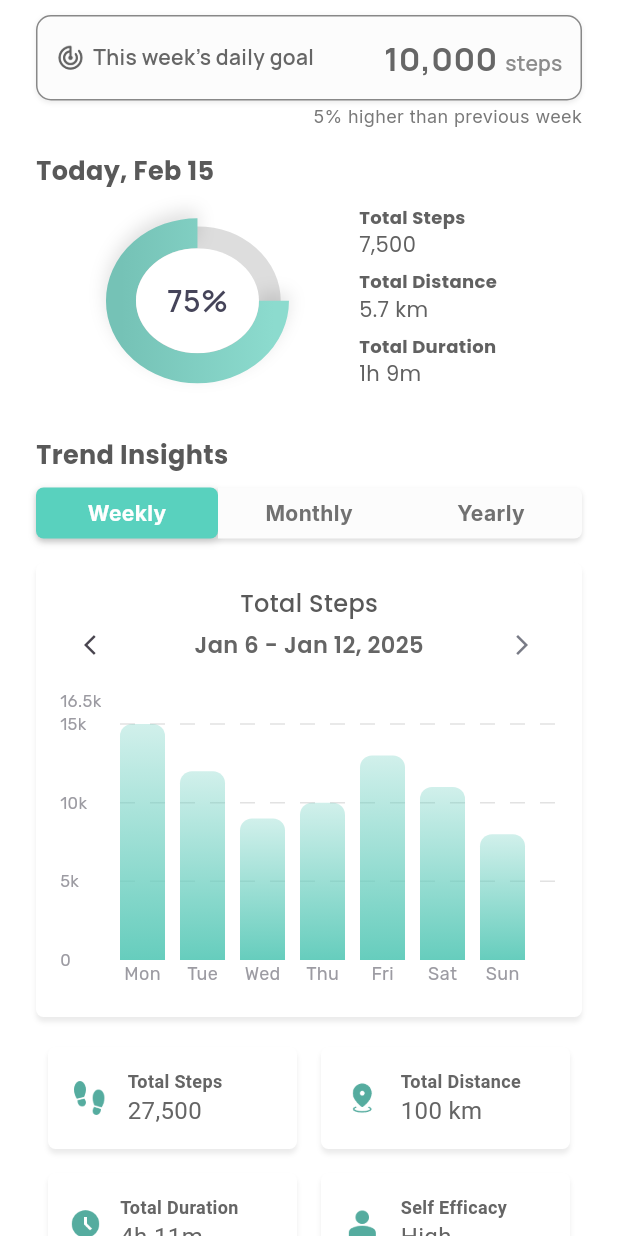
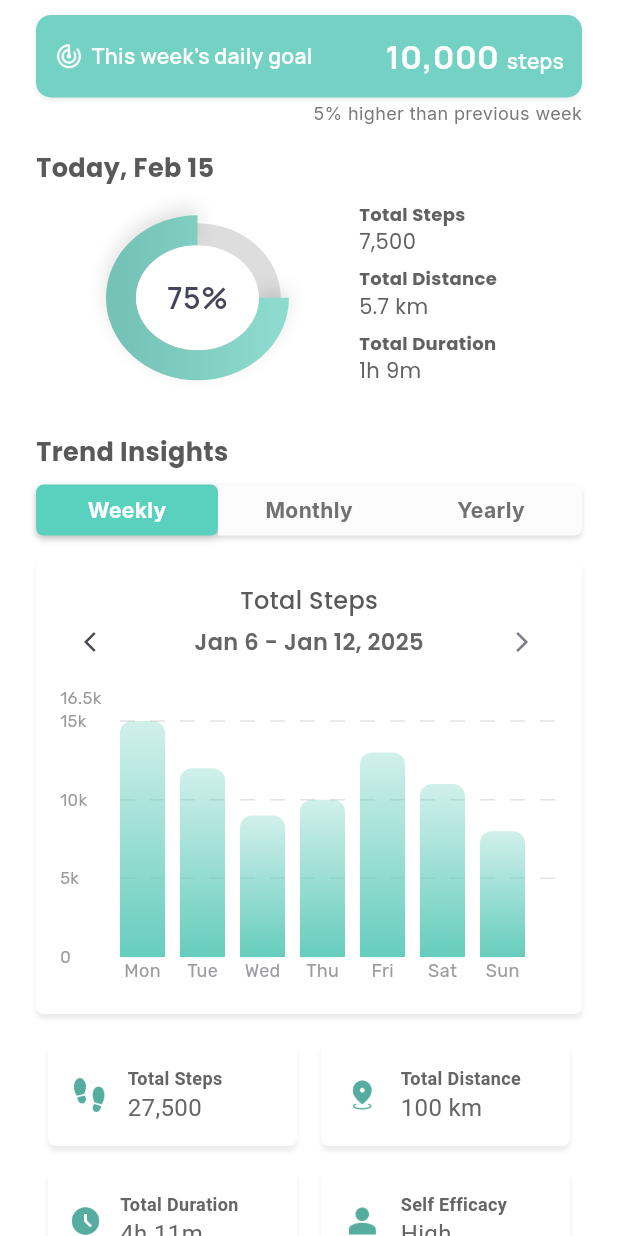
Before and after one commit to dianacompahinay/TranquilGo, a Flutter app: the StatisticsPage screen opened directly, on a phone screen of 412 x 824 dp. Run offline on Flutter 3.47's test engine with Material 3 defaults, Android fonts, the phone set to English and light mode, and no system bars; drawn by our look-alikes of fl_chart; our stand-ins replace cloud_firestore, firebase_auth, firebase_core, google_fonts, image_picker, shimmer and 2 more; missing offline and left inert: cloudinary_sdk; accounts and stored records are empty.

Commit message:
updated UI

```diff
--- a/tranquilgo/lib/screens/Auth/LoginPage.dart
+++ b/tranquilgo/lib/screens/Auth/LoginPage.dart
@@ -345,6 +345,9 @@ class _LoginPageState extends State<LoginPage> {
         if (result == 'success') {
           // navigate to the next screen on success
           Navigator.pushReplacementNamed(context, '/home');
+
+          // if first set goal is empty?
+          // Navigator.pushReplacementNamed(context, '/firstgoal');
         } else {
           // show error message in snackbar
           showBottomSnackBar(context, result);
--- a/tranquilgo/lib/screens/Walking/Statistics.dart
+++ b/tranquilgo/lib/screens/Walking/Statistics.dart
@@ -45,12 +45,8 @@ class _StatisticsPageState extends State<StatisticsPage> {
               Container(
                 padding: const EdgeInsets.all(12),
                 decoration: BoxDecoration(
-                  color: const Color(0xFFFCFCFC),
+                  color: const Color(0xFF73D2C3),
                   borderRadius: BorderRadius.circular(10),
-                  border: Border.all(
-                    color: const Color(0xFF888888),
-                    width: 1,
-                  ),
                   boxShadow: [
                     BoxShadow(
                       color: Colors.grey.withOpacity(0.2),
@@ -69,7 +65,7 @@ class _StatisticsPageState extends State<StatisticsPage> {
                           width: 20,
                           height: 20,
                           fit: BoxFit.contain,
-                          color: const Color(0xFF616161),
+                          color: const Color(0xFFFFFFFF),
                         ),
                         const SizedBox(width: 5),
                         Text(
@@ -77,7 +73,7 @@ class _StatisticsPageState extends State<StatisticsPage> {
                           style: GoogleFonts.manrope(
                             fontSize: 14,
                             fontWeight: FontWeight.w600,
-                            color: const Color(0xFF666666),
+                            color: const Color(0xFFFFFFFF),
                           ),
                         ),
                       ],
@@ -91,7 +87,7 @@ class _StatisticsPageState extends State<StatisticsPage> {
                           style: GoogleFonts.manrope(
                             fontSize: 22,
                             fontWeight: FontWeight.bold,
-                            color: const Color(0xFF666666),
+                            color: const Color(0xFFFFFFFF),
                           ),
                         ),
                         const SizedBox(width: 2),
@@ -103,7 +99,7 @@ class _StatisticsPageState extends State<StatisticsPage> {
                             style: GoogleFonts.manrope(
                               fontSize: 14,
                               fontWeight: FontWeight.w600,
-                              color: const Color(0xFF8C8C8C),
+                              color: const Color(0xFFFFFFFF),
                             ),
                           ),
                         ),
```
Also changed, not shown: tranquilgo/lib/screens/Mindfulness/Mindfulness.dart (+4 -4 lines), tranquilgo/lib/screens/Walking/FirstGoal.dart (+4 -9 lines).
